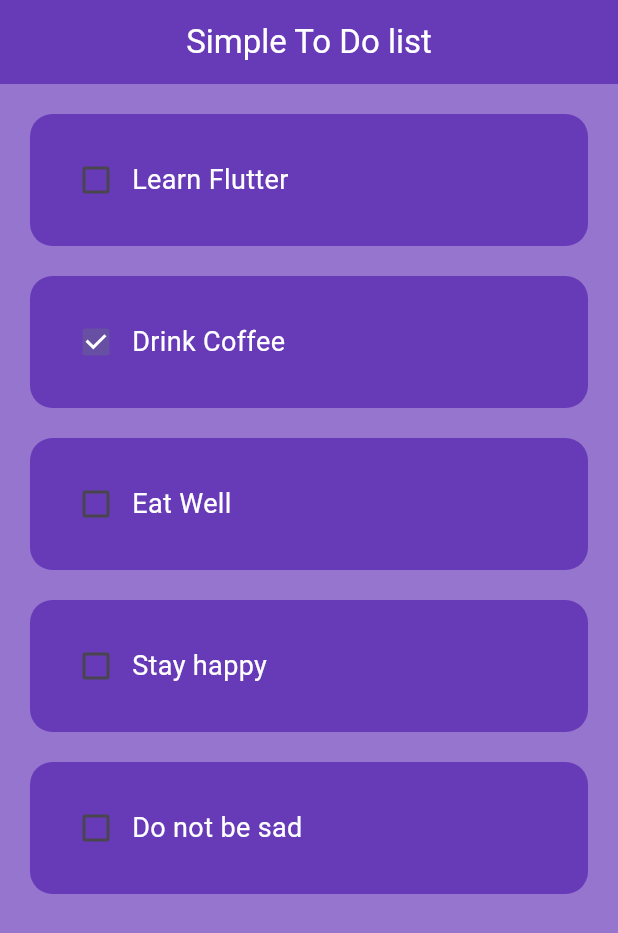
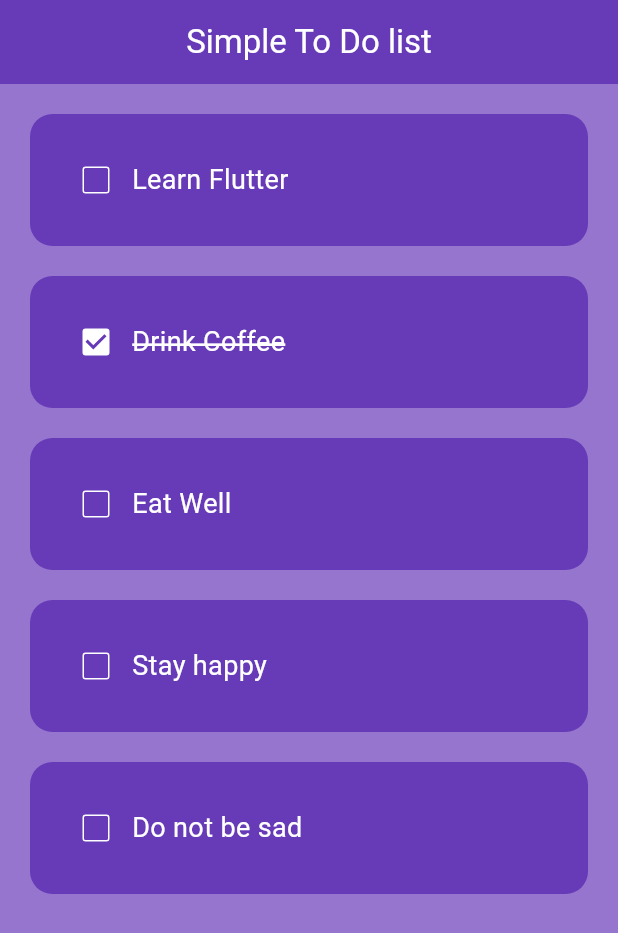
Before and after one commit to TukhtayevaRoziya/flutter_learn, a Flutter app: the screen it shows after launch, on a phone screen of 412 x 824 dp. Shown: the top 933 px of the screen. Run offline on Flutter 3.47's test engine with Material 3 defaults, Android fonts, the phone set to English and light mode, and no system bars.

Commit message:
adding function for checkbox

```diff
--- a/my_app_1/lib/utils/toDo_list.dart
+++ b/my_app_1/lib/utils/toDo_list.dart
@@ -1,7 +1,11 @@
 import 'package:flutter/material.dart';
 
 class TodoList extends StatelessWidget {
-  const TodoList({super.key, required this.taskName, required this.taskCompleted, this.onChanged});
+  const TodoList(
+      {super.key,
+      required this.taskName,
+      required this.taskCompleted,
+      this.onChanged});
 
   final String taskName;
   final bool taskCompleted;
@@ -17,10 +21,22 @@ class TodoList extends StatelessWidget {
             color: Colors.deepPurple, borderRadius: BorderRadius.circular(15)),
         child: Row(
           children: [
-            Checkbox(value: taskCompleted, onChanged: onChanged),
+            Checkbox(
+                value: taskCompleted,
+                onChanged: onChanged,
+                checkColor: Colors.deepPurple,
+                activeColor: Colors.white,
+                side: const BorderSide(color: Colors.white)),
             Text(
               taskName,
-              style: const TextStyle(color: Colors.white, fontSize: 18),
+              style: TextStyle(
+                  color: Colors.white,
+                  fontSize: 18,
+                  decoration: taskCompleted
+                      ? TextDecoration.lineThrough
+                      : TextDecoration.none,
+                  decorationColor: Colors.white,
+                  decorationThickness: 2),
             ),
           ],
         ),
```
